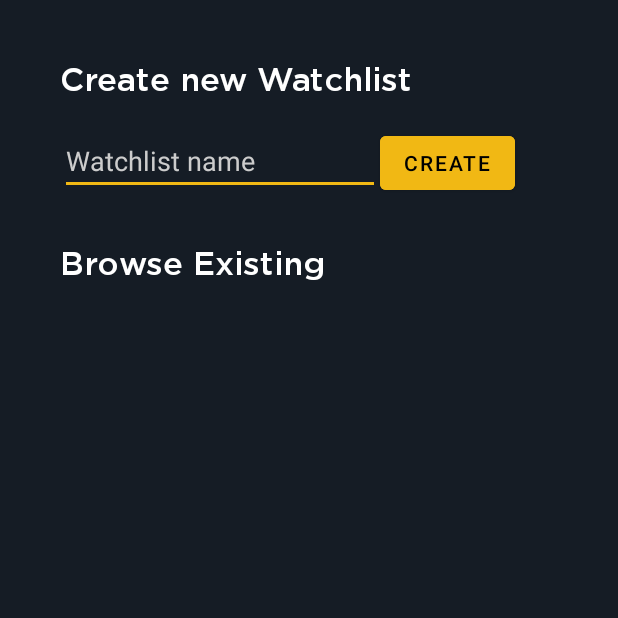
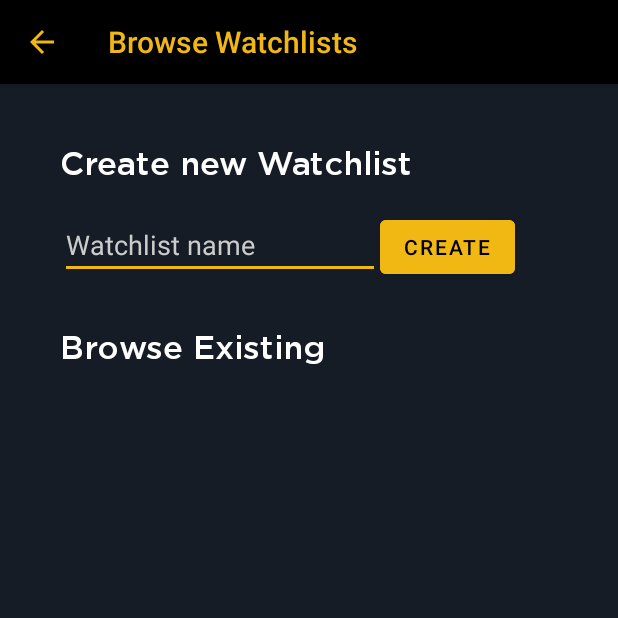
Before and after one commit to omar-alami-ar/Android-Movies-App-Project, an Android app: the WatchlistsActivity screen opened directly, with no data from a screen before it, on a phone screen of 412 x 824 dp, the top half of it. Run offline under Robolectric (Android 15) with nearby library versions, the phone set to English and light mode, and no system bars; our stand-ins replace Firebase (no records; nobody signed in at launch, a user with empty details on screens opened directly); pictures from the network do not load; Roboto replaces fonts that are not available here.

Commit message:
Some changes in watchlists activity and home

```diff
--- a/app/src/main/AndroidManifest.xml
+++ b/app/src/main/AndroidManifest.xml
@@ -19,6 +19,7 @@
             android:exported="false" />
         <activity
             android:name=".ui.WatchlistsActivity"
+            android:parentActivityName=".ui.HomeActivity"
             android:exported="false" />
         <activity
             android:name=".ui.SearchActivity"
--- a/app/src/main/java/com/example/movieuitemplate/ui/HomeActivity.java
+++ b/app/src/main/java/com/example/movieuitemplate/ui/HomeActivity.java
@@ -5,6 +5,7 @@ import androidx.appcompat.app.ActionBarDrawerToggle;
 import androidx.appcompat.app.AlertDialog;
 import androidx.appcompat.app.AppCompatActivity;
 import androidx.appcompat.widget.Toolbar;
+import androidx.core.view.GravityCompat;
 import androidx.drawerlayout.widget.DrawerLayout;
 import androidx.recyclerview.widget.LinearLayoutManager;
 import androidx.recyclerview.widget.RecyclerView;
@@ -114,15 +115,16 @@ public class HomeActivity extends AppCompatActivity implements MovieItemClickLis
             public boolean onNavigationItemSelected(@NonNull MenuItem item) {
                 switch (item.getItemId()) {
                     case R.id.home:
-                        Toast.makeText(HomeActivity.this, "You are already in home", Toast.LENGTH_SHORT).show();
+
+                        //Toast.makeText(HomeActivity.this, "You are already in home", Toast.LENGTH_SHORT).show();
                         break;
                     case R.id.search:
-                        Toast.makeText(HomeActivity.this, "we would go to search page ", Toast.LENGTH_SHORT).show();
+                        //Toast.makeText(HomeActivity.this, "we would go to search page ", Toast.LENGTH_SHORT).show();
                         Intent intent = new Intent(HomeActivity.this, SearchActivity.class);
                         startActivity(intent);
                         break;
                     case R.id.discover:
-                        Toast.makeText(HomeActivity.this, "we would go to discover page ", Toast.LENGTH_SHORT).show();
+                        //Toast.makeText(HomeActivity.this, "we would go to discover page ", Toast.LENGTH_SHORT).show();
                         Intent intent1 = new Intent(HomeActivity.this, DiscoverActivity.class);
                         startActivity(intent1);
                         break;
@@ -143,7 +145,7 @@ public class HomeActivity extends AppCompatActivity implements MovieItemClickLis
                         startActivity(intent);
                         break;
                     case R.id.mainHome:
-                        Toast.makeText(HomeActivity.this, "you are already in the Main Home", Toast.LENGTH_SHORT).show();
+                        drawer.closeDrawer(GravityCompat.START);
                         break;
                     case R.id.logout:
 
--- a/app/src/main/java/com/example/movieuitemplate/ui/WatchlistsActivity.java
+++ b/app/src/main/java/com/example/movieuitemplate/ui/WatchlistsActivity.java
@@ -43,6 +43,12 @@ public class WatchlistsActivity extends AppCompatActivity {
     protected void onCreate(Bundle savedInstanceState) {
         super.onCreate(savedInstanceState);
         setContentView(R.layout.activity_watchlists);
+
+        Toolbar toolbar = findViewById(R.id.toolBar);
+        setSupportActionBar(toolbar);
+        getSupportActionBar().setTitle("Browse Watchlists");
+        toolbar.setTitleTextColor(getResources().getColor(R.color.colorAccent));
+        getSupportActionBar().setDisplayHomeAsUpEnabled(true);
 
         watchlistsListView = findViewById(R.id.watchlistsListView);
 
@@ -91,7 +97,7 @@ public class WatchlistsActivity extends AppCompatActivity {
 
                     reference.child(watchlistID).setValue(hashMap);
                     //WatchlistsActivityAdapter adapter = new WatchlistsActivityAdapter();
-                    adapter.notifyDataSetChanged();
+                    //adapter.notifyDataSetChanged();
                 } else {
                     Toast.makeText(WatchlistsActivity.this, "Watchlist name cannot be empty", Toast.LENGTH_SHORT).show();
                 }
--- a/app/src/main/res/layout/activity_watchlists.xml
+++ b/app/src/main/res/layout/activity_watchlists.xml
@@ -6,7 +6,18 @@
     android:layout_height="match_parent"
     android:background="?colorPrimary"
     android:orientation="vertical"
+    android:fitsSystemWindows="true"
     tools:context=".ui.WatchlistsActivity">
+
+    <androidx.appcompat.widget.Toolbar
+        android:id="@+id/toolBar"
+        android:layout_width="match_parent"
+        android:layout_height="wrap_content"
+        android:background="@color/black"
+        android:elevation="4dp"
+        android:theme="@style/ToolbarTheme"
+        app:menu="@menu/bottom_navigation_menu"
+        app:titleTextColor="@color/cardview_light_background" />
 
     <TextView
         android:layout_width="match_parent"
--- a/app/src/main/res/values/themes.xml
+++ b/app/src/main/res/values/themes.xml
@@ -31,4 +31,10 @@
         <item name="cornerFamily">rounded</item>
         <item name="cornerSize">10dp</item>
     </style>
+
+    <style name="ToolbarTheme" parent="@style/ThemeOverlay.AppCompat.ActionBar">
+        <!-- Customize color of navigation drawer icon and back arrow -->
+        <item name="colorControlNormal">@color/colorAccent</item>
+    </style>
+
 </resources>
```
